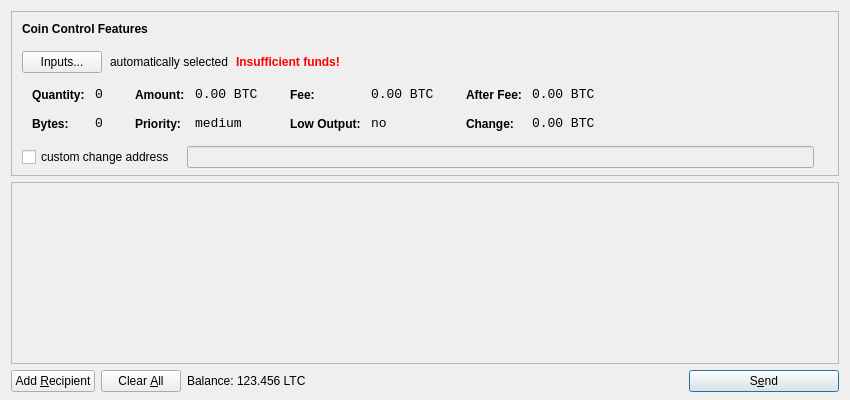
Qt form src/qt/forms/sendcoinsdialog.ui (ledvina/zencoin) before a commit.
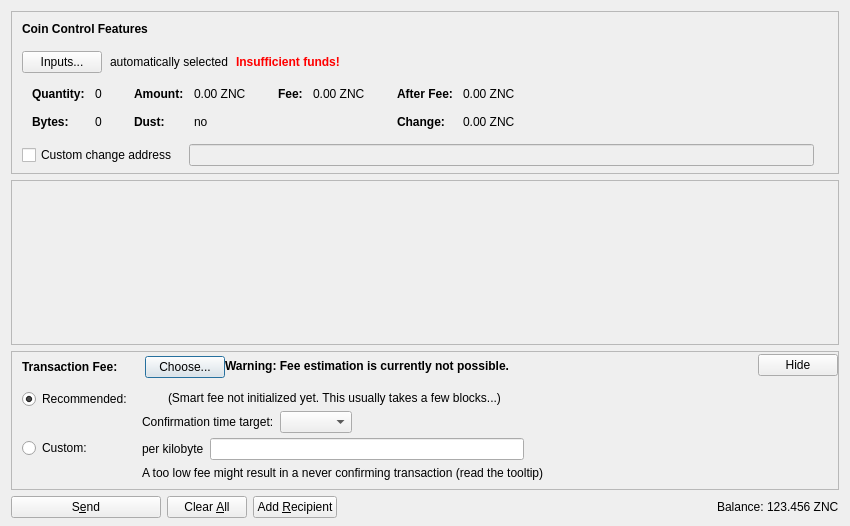
The same form after that commit. Icons and pictures are not drawn. Custom widgets are drawn as their Qt base class.

What changed in the file:
```diff
--- a/src/qt/forms/sendcoinsdialog.ui
+++ b/src/qt/forms/sendcoinsdialog.ui
@@ -7,13 +7,13 @@
     <x>0</x>
     <y>0</y>
     <width>850</width>
-    <height>400</height>
+    <height>526</height>
    </rect>
   </property>
   <property name="windowTitle">
    <string>Send Coins</string>
   </property>
-  <layout class="QVBoxLayout" name="verticalLayout" stretch="0,1,0">
+  <layout class="QVBoxLayout" name="verticalLayout" stretch="0,1,0,0">
    <property name="bottomMargin">
     <number>8</number>
    </property>
@@ -39,7 +39,7 @@
      </property>
      <layout class="QVBoxLayout" name="verticalLayoutCoinControl2">
       <property name="spacing">
-       <number>-1</number>
+       <number>0</number>
       </property>
       <property name="leftMargin">
        <number>0</number>
@@ -109,6 +109,9 @@
             <property name="text">
              <string>Inputs...</string>
             </property>
+            <property name="autoDefault">
+             <bool>false</bool>
+            </property>
            </widget>
           </item>
           <item>
@@ -173,7 +176,16 @@
            <string notr="true"/>
           </property>
           <layout class="QHBoxLayout" name="horizontalLayoutCoinControl5">
-           <property name="margin">
+           <property name="leftMargin">
+            <number>0</number>
+           </property>
+           <property name="topMargin">
+            <number>0</number>
+           </property>
+           <property name="rightMargin">
+            <number>0</number>
+           </property>
+           <property name="bottomMargin">
             <number>0</number>
            </property>
            <item>
@@ -206,8 +218,11 @@
                </property>
                <item row="0" column="0">
                 <widget class="QLabel" name="labelCoinControlQuantityText">
-                 <property name="styleSheet">
-                  <string notr="true">font-weight:bold;</string>
+                 <property name="font">
+                  <font>
+                   <weight>75</weight>
+                   <bold>true</bold>
+                  </font>
                  </property>
                  <property name="text">
                   <string>Quantity:</string>
@@ -219,12 +234,6 @@
                </item>
                <item row="0" column="1">
                 <widget class="QLabel" name="labelCoinControlQuantity">
-                 <property name="font">
-                  <font>
-                   <family>Monospace</family>
-                   <pointsize>10</pointsize>
-                  </font>
-                 </property>
                  <property name="cursor">
                   <cursorShape>IBeamCursor</cursorShape>
                  </property>
@@ -244,8 +253,11 @@
                </item>
                <item row="1" column="0">
                 <widget class="QLabel" name="labelCoinControlBytesText">
-                 <property name="styleSheet">
-                  <string notr="true">font-weight:bold;</string>
+                 <property name="font">
+                  <font>
+                   <weight>75</weight>
+                   <bold>true</bold>
+                  </font>
                  </property>
                  <property name="text">
                   <string>Bytes:</string>
@@ -254,12 +266,6 @@
                </item>
                <item row="1" column="1">
                 <widget class="QLabel" name="labelCoinControlBytes">
-                 <property name="font">
-                  <font>
-                   <family>Monospace</family>
-                   <pointsize>10</pointsize>
-                  </font>
-                 </property>
                  <property name="cursor">
                   <cursorShape>IBeamCursor</cursorShape>
                  </property>
@@ -295,8 +301,11 @@
                </property>
                <item row="0" column="0">
                 <widget class="QLabel" name="labelCoinControlAmountText">
-                 <property name="styleSheet">
-                  <string notr="true">font-weight:bold;</string>
+                 <property name="font">
+                  <font>
+                   <weight>75</weight>
+                   <bold>true</bold>
+                  </font>
                  </property>
                  <property name="text">
                   <string>Amount:</string>
@@ -308,12 +317,6 @@
                </item>
                <item row="0" column="1">
                 <widget class="QLabel" name="labelCoinControlAmount">
-                 <property name="font">
-                  <font>
-                   <family>Monospace</family>
-                   <pointsize>10</pointsize>
-                  </font>
-                 </property>
                  <property name="cursor">
                   <cursorShape>IBeamCursor</cursorShape>
                  </property>
@@ -321,7 +324,7 @@
                   <enum>Qt::ActionsContextMenu</enum>
                  </property>
                  <property name="text">
-                  <string notr="true">0.00 BTC</string>
+                  <string notr="true">0.00 ZNC</string>
                  </property>
                  <property name="textInteractionFlags">
                   <set>Qt::LinksAccessibleByMouse|Qt::TextSelectableByKeyboard|Qt::TextSelectableByMouse</set>
@@ -329,23 +332,20 @@
                 </widget>
                </item>
                <item row="1" column="0">
-                <widget class="QLabel" name="labelCoinControlPriorityText">
-                 <property name="styleSheet">
-                  <string notr="true">font-weight:bold;</string>
+                <widget class="QLabel" name="labelCoinControlLowOutputText">
+                 <property name="font">
+                  <font>
+                   <weight>75</weight>
+                   <bold>true</bold>
+                  </font>
                  </property>
                  <property name="text">
-                  <string>Priority:</string>
+                  <string>Dust:</string>
                  </property>
                 </widget>
                </item>
                <item row="1" column="1">
-                <widget class="QLabel" name="labelCoinControlPriority">
-                 <property name="font">
-                  <font>
-                   <family>Monospace</family>
-                   <pointsize>10</pointsize>
-                  </font>
-                 </property>
+                <widget class="QLabel" name="labelCoinControlLowOutput">
                  <property name="cursor">
                   <cursorShape>IBeamCursor</cursorShape>
                  </property>
@@ -353,7 +353,7 @@
                   <enum>Qt::ActionsContextMenu</enum>
                  </property>
                  <property name="text">
-                  <string>medium</string>
+                  <string notr="true">no</string>
                  </property>
                  <property name="textInteractionFlags">
                   <set>Qt::LinksAccessibleByMouse|Qt::TextSelectableByKeyboard|Qt::TextSelectableByMouse</set>
@@ -381,8 +381,11 @@
                </property>
                <item row="0" column="0">
                 <widget class="QLabel" name="labelCoinControlFeeText">
-                 <property name="styleSheet">
-                  <string notr="true">font-weight:bold;</string>
+                 <property name="font">
+                  <font>
+                   <weight>75</weight>
+                   <bold>true</bold>
+                  </font>
                  </property>
                  <property name="text">
                   <string>Fee:</string>
@@ -394,12 +397,6 @@
                </item>
                <item row="0" column="1">
                 <widget class="QLabel" name="labelCoinControlFee">
-                 <property name="font">
-                  <font>
-                   <family>Monospace</family>
-                   <pointsize>10</pointsize>
-                  </font>
-                 </property>
                  <property name="cursor">
                   <cursorShape>IBeamCursor</cursorShape>
                  </property>
@@ -407,39 +404,7 @@
                   <enum>Qt::ActionsContextMenu</enum>
                  </property>
                  <property name="text">
-                  <string notr="true">0.00 BTC</string>
-                 </property>
-                 <property name="textInteractionFlags">
-                  <set>Qt::LinksAccessibleByMouse|Qt::TextSelectableByKeyboard|Qt::TextSelectableByMouse</set>
-                 </property>
-                </widget>
-               </item>
-               <item row="1" column="0">
-                <widget class="QLabel" name="labelCoinControlLowOutputText">
-                 <property name="styleSheet">
-                  <string notr="true">font-weight:bold;</string>
-                 </property>
-                 <property name="text">
-                  <string>Low Output:</string>
-                 </property>
-                </widget>
-               </item>
-               <item row="1" column="1">
-                <widget class="QLabel" name="labelCoinControlLowOutput">
-                 <property name="font">
-                  <font>
-                   <family>Monospace</family>
-                   <pointsize>10</pointsize>
-                  </font>
-                 </property>
-                 <property name="cursor">
-                  <cursorShape>IBeamCursor</cursorShape>
-                 </property>
-                 <property name="contextMenuPolicy">
-                  <enum>Qt::ActionsContextMenu</enum>
-                 </property>
-                 <property name="text">
-                  <string>no</string>
+                  <string notr="true">0.00 ZNC</string>
                  </property>
                  <property name="textInteractionFlags">
                   <set>Qt::LinksAccessibleByMouse|Qt::TextSelectableByKeyboard|Qt::TextSelectableByMouse</set>
@@ -467,8 +432,11 @@
                </property>
                <item row="0" column="0">
                 <widget class="QLabel" name="labelCoinControlAfterFeeText">
-                 <property name="styleSheet">
-                  <string notr="true">font-weight:bold;</string>
+                 <property name="font">
+                  <font>
+                   <weight>75</weight>
+                   <bold>true</bold>
+                  </font>
                  </property>
                  <property name="text">
                   <string>After Fee:</string>
@@ -480,12 +448,6 @@
                </item>
                <item row="0" column="1">
                 <widget class="QLabel" name="labelCoinControlAfterFee">
-                 <property name="font">
-                  <font>
-                   <family>Monospace</family>
-                   <pointsize>10</pointsize>
-                  </font>
-                 </property>
                  <property name="cursor">
                   <cursorShape>IBeamCursor</cursorShape>
                  </property>
@@ -493,7 +455,7 @@
                   <enum>Qt::ActionsContextMenu</enum>
                  </property>
                  <property name="text">
-                  <string notr="true">0.00 BTC</string>
+                  <string notr="true">0.00 ZNC</string>
                  </property>
                  <property name="textInteractionFlags">
                   <set>Qt::LinksAccessibleByMouse|Qt::TextSelectableByKeyboard|Qt::TextSelectableByMouse</set>
@@ -502,8 +464,11 @@
                </item>
                <item row="1" column="0">
                 <widget class="QLabel" name="labelCoinControlChangeText">
-                 <property name="styleSheet">
-                  <string notr="true">font-weight:bold;</string>
+                 <property name="font">
+                  <font>
+                   <weight>75</weight>
+                   <bold>true</bold>
+                  </font>
                  </property>
                  <property name="text">
                   <string>Change:</string>
@@ -512,12 +477,6 @@
                </item>
                <item row="1" column="1">
                 <widget class="QLabel" name="labelCoinControlChange">
-                 <property name="font">
-                  <font>
-                   <family>Monospace</family>
-                   <pointsize>10</pointsize>
-                  </font>
-                 </property>
                  <property name="cursor">
                   <cursorShape>IBeamCursor</cursorShape>
                  </property>
@@ -525,7 +484,7 @@
                   <enum>Qt::ActionsContextMenu</enum>
                  </property>
                  <property name="text">
-                  <string notr="true">0.00 BTC</string>
+                  <string notr="true">0.00 ZNC</string>
                  </property>
                  <property name="textInteractionFlags">
                   <set>Qt::LinksAccessibleByMouse|Qt::TextSelectableByKeyboard|Qt::TextSelectableByMouse</set>
@@ -555,13 +514,16 @@
           </property>
           <item>
            <widget class="QCheckBox" name="checkBoxCoinControlChange">
+            <property name="toolTip">
+             <string>If this is activated, but the change address is empty or invalid, change will be sent to a newly generated address.</string>
+            </property>
             <property name="text">
-             <string>custom change address</string>
+             <string>Custom change address</string>
             </property>
            </widget>
           </item>
           <item>
-           <widget class="QLineEdit" name="lineEditCoinControlChange">
+           <widget class="QValidatedLineEdit" name="lineEditCoinControlChange">
             <property name="enabled">
              <bool>false</bool>
             </property>
@@ -626,11 +588,20 @@
         <x>0</x>
         <y>0</y>
         <width>830</width>
-        <height>165</height>
+        <height>104</height>
        </rect>
       </property>
-      <layout class="QVBoxLayout" name="verticalLayout_2">
-       <property name="margin">
+      <layout class="QVBoxLayout" name="verticalLayout_2" stretch="0,1">
+       <property name="leftMargin">
+        <number>0</number>
+       </property>
+       <property name="topMargin">
+        <number>0</number>
+       </property>
+       <property name="rightMargin">
+        <number>0</number>
+       </property>
+       <property name="bottomMargin">
         <number>0</number>
        </property>
        <item>
@@ -657,23 +628,497 @@
      </widget>
     </widget>
    </item>
+   <item>
+    <widget class="QFrame" name="frameFee">
+     <property name="sizePolicy">
+      <sizepolicy hsizetype="Expanding" vsizetype="Expanding">
+       <horstretch>0</horstretch>
+       <verstretch>0</verstretch>
+      </sizepolicy>
+     </property>
+     <property name="maximumSize">
+      <size>
+       <width>16777215</width>
+       <height>16777215</height>
+      </size>
+     </property>
+     <property name="frameShape">
+      <enum>QFrame::StyledPanel</enum>
+     </property>
+     <property name="frameShadow">
+      <enum>QFrame::Sunken</enum>
+     </property>
+     <layout class="QVBoxLayout" name="verticalLayoutFee1">
+      <property name="spacing">
+       <number>0</number>
+      </property>
+      <property name="leftMargin">
+       <number>0</number>
+      </property>
+      <property name="topMargin">
+       <number>0</number>
+      </property>
+      <property name="rightMargin">
+       <number>0</number>
+      </property>
+      <property name="bottomMargin">
+       <number>0</number>
+      </property>
+      <item>
+       <layout class="QVBoxLayout" name="verticalLayoutFee2" stretch="0,0,0">
+        <property name="spacing">
+         <number>0</number>
+        </property>
+        <property name="leftMargin">
+         <number>10</number>
+        </property>
+        <property name="topMargin">
+         <number>0</number>
+        </property>
+        <item>
+         <layout class="QHBoxLayout" name="horizontalLayoutFee1">
+          <property name="bottomMargin">
+           <number>0</number>
+          </property>
+          <item>
+           <layout class="QVBoxLayout" name="verticalLayoutFee7">
+            <property name="spacing">
+             <number>0</number>
+            </property>
+            <item>
+             <spacer name="verticalSpacerSmartFee">
+              <property name="orientation">
+               <enum>Qt::Vertical</enum>
+              </property>
+              <property name="sizeType">
+               <enum>QSizePolicy::Fixed</enum>
+              </property>
+              <property name="sizeHint" stdset="0">
+               <size>
+                <width>1</width>
+                <height>4</height>
+               </size>
+              </property>
+             </spacer>
+            </item>
+            <item>
+             <layout class="QHBoxLayout" name="horizontalLayoutSmartFee">
+              <property name="spacing">
+               <number>10</number>
+              </property>
+              <item>
+               <widget class="QLabel" name="labelFeeHeadline">
+                <property name="sizePolicy">
+                 <sizepolicy hsizetype="Preferred" vsizetype="Maximum">
+                  <horstretch>0</horstretch>
+                  <verstretch>0</verstretch>
+                 </sizepolicy>
+                </property>
+                <property name="font">
+                 <font>
+                  <weight>75</weight>
+                  <bold>true</bold>
+                 </font>
+                </property>
+                <property name="styleSheet">
+                 <string notr="true">font-weight:bold;</string>
+                </property>
+                <property name="text">
+                 <string>Transaction Fee:</string>
+                </property>
+               </widget>
+              </item>
+              <item>
+               <widget class="QLabel" name="labelFeeMinimized">
+                <property name="text">
+                 <string/>
+                </property>
+               </widget>
+              </item>
+              <item>
+               <widget class="QPushButton" name="buttonChooseFee">
+                <property name="text">
+                 <string>Choose...</string>
+                </property>
+               </widget>
+              </item>
+             </layout>
+            </item>
+            <item>
+             <spacer name="verticalSpacer_5">
+              <property name="orientation">
+               <enum>Qt::Vertical</enum>
+              </property>
+              <property name="sizeHint" stdset="0">
+               <size>
+                <width>1</width>
+                <height>1</height>
+               </size>
+              </property>
+             </spacer>
+            </item>
+           </layout>
+          </item>
+          <item>
+           <widget class="QLabel" name="fallbackFeeWarningLabel">
+            <property name="toolTip">
+             <string>Using the fallbackfee can result in sending a transaction that will take several hours or days (or never) to confirm. Consider choosing your fee manually or wait until you have validated the complete chain.</string>
+            </property>
+            <property name="font">
+            <font>
+                <weight>75</weight>
+                <bold>true</bold>
+            </font>
+            </property>
+            <property name="text">
+             <string>Warning: Fee estimation is currently not possible.</string>
+            </property>
+            <property name="wordWrap">
+             <bool>false</bool>
+            </property>
+           </widget>
+          </item>
+          <item>
+           <spacer name="horizontalSpacer_4">
+            <property name="orientation">
+             <enum>Qt::Horizontal</enum>
+            </property>
+            <property name="sizeType">
+             <enum>QSizePolicy::MinimumExpanding</enum>
+            </property>
+            <property name="sizeHint" stdset="0">
+             <size>
+              <width>40</width>
+              <height>20</height>
+             </size>
+            </property>
+           </spacer>
+          </item>
+          <item>
+           <widget class="QPushButton" name="buttonMinimizeFee">
+            <property name="toolTip">
+             <string>collapse fee-settings</string>
+            </property>
+            <property name="text">
+             <string>Hide</string>
+            </property>
+           </widget>
+          </item>
+         </layout>
+        </item>
+        <item>
+         <widget class="QFrame" name="frameFeeSelection">
+          <layout class="QVBoxLayout" name="verticalLayoutFee12">
+           <property name="spacing">
+            <number>0</number>
+           </property>
+           <property name="leftMargin">
+            <number>0</number>
+           </property>
+           <property name="topMargin">
+            <number>0</number>
+           </property>
+           <property name="rightMargin">
+            <number>0</number>
+           </property>
+           <property name="bottomMargin">
+            <number>0</number>
+           </property>
+           <item>
+            <layout class="QGridLayout" name="gridLayoutFee">
+             <property name="topMargin">
+              <number>10</number>
+             </property>
+             <property name="bottomMargin">
+              <number>4</number>
+             </property>
+             <property name="horizontalSpacing">
+              <number>10</number>
+             </property>
+             <property name="verticalSpacing">
+              <number>4</number>
+             </property>
+             <item row="1" column="1">
+              <layout class="QVBoxLayout" name="verticalLayoutFee8">
+               <property name="spacing">
+                <number>6</number>
+               </property>
+               <item>
+                <layout class="QHBoxLayout" name="horizontalLayoutFee13">
+                 <item>
+                  <widget class="QLabel" name="labelCustomPerKilobyte">
+                   <property name="toolTip">
+                    <string>Specify a custom fee per kB (1,000 bytes) of the transaction's virtual size.
+
+Note:  Since the fee is calculated on a per-byte basis, a fee of "100 satoshis per kB" for a transaction size of 500 bytes (half of 1 kB) would ultimately yield a fee of only 50 satoshis.</string>
+                   </property>
+                   <property name="text">
+                    <string>per kilobyte</string>
+                   </property>
+                  </widget>
+                 </item>
+                 <item>
+                  <widget class="BitcoinAmountField" name="customFee"/>
+                 </item>
+                 <item>
+                  <spacer name="horizontalSpacer_6">
+                   <property name="orientation">
+                    <enum>Qt::Horizontal</enum>
+                   </property>
+                   <property name="sizeHint" stdset="0">
+                    <size>
+                     <width>1</width>
+                     <height>1</height>
+                    </size>
+                   </property>
+                  </spacer>
+                 </item>
+                </layout>
+               </item>
+               <item>
+                <layout class="QHBoxLayout" name="horizontalLayoutFee8">
+                 <item>
+                  <widget class="QLabel" name="labelCustomFeeWarning">
+                   <property name="enabled">
+                    <bool>true</bool>
+                   </property>
+                   <property name="toolTip">
+                    <string>When there is less transaction volume than space in the blocks, miners as well as relaying nodes may enforce a minimum fee. Paying only this minimum fee is just fine, but be aware that this can result in a never confirming transaction once there is more demand for zencoin transactions than the network can process.</string>
+                   </property>
+                   <property name="text">
+                    <string>A too low fee might result in a never confirming transaction (read the tooltip)</string>
+                   </property>
+                  </widget>
+                 </item>
+                 <item>
+                  <spacer name="horizontalSpacer_2">
+                   <property name="orientation">
+                    <enum>Qt::Horizontal</enum>
+                   </property>
+                   <property name="sizeHint" stdset="0">
+                    <size>
+                     <width>1</width>
+                     <height>1</height>
+                    </size>
+                   </property>
+                  </spacer>
+                 </item>
+                </layout>
+               </item>
+              </layout>
+             </item>
+             <item row="0" column="0">
+              <layout class="QVBoxLayout" name="verticalLayoutFee4" stretch="0,1">
+               <item>
+                <widget class="QRadioButton" name="radioSmartFee">
+                 <property name="text">
+                  <string>Recommended:</string>
+                 </property>
+                 <property name="checked">
+                  <bool>true</bool>
+                 </property>
+                 <attribute name="buttonGroup">
+                  <string notr="true">groupFee</string>
+                 </attribute>
+                </widget>
+               </item>
+               <item>
+                <spacer name="verticalSpacer_2">
+                 <property name="orientation">
+                  <enum>Qt::Vertical</enum>
+                 </property>
+                 <property name="sizeHint" stdset="0">
+                  <size>
+                   <width>1</width>
+                   <height>1</height>
+                  </size>
+                 </property>
+                </spacer>
+               </item>
+              </layout>
+             </item>
+             <item row="1" column="0">
+              <layout class="QVBoxLayout" name="verticalLayoutFee9" stretch="0,1">
+               <item>
+                <widget class="QRadioButton" name="radioCustomFee">
+                 <property name="text">
+                  <string>Custom:</string>
+                 </property>
+                 <attribute name="buttonGroup">
+                  <string notr="true">groupFee</string>
+                 </attribute>
+                </widget>
+               </item>
+               <item>
+                <spacer name="verticalSpacer_6">
+                 <property name="orientation">
+                  <enum>Qt::Vertical</enum>
+                 </property>
+                 <property name="sizeHint" stdset="0">
+                  <size>
+                   <width>1</width>
+                   <height>1</height>
+                  </size>
+                 </property>
+                </spacer>
+               </item>
+              </layout>
+             </item>
+             <item row="0" column="1">
+              <layout class="QVBoxLayout" name="verticalLayoutFee3" stretch="0,0,1">
+               <property name="spacing">
+                <number>6</number>
+               </property>
+               <property name="topMargin">
+                <number>2</number>
+               </property>
+               <item>
+                <layout class="QHBoxLayout" name="horizontalLayoutFee12">
+                 <item>
+                  <widget class="QLabel" name="labelSmartFee">
+                   <property name="text">
+                    <string/>
+                   </property>
+                  </widget>
+                 </item>
+                 <item>
+                  <widget class="QLabel" name="labelFeeEstimation">
+                   <property name="text">
+                    <string/>
+                   </property>
+                  </widget>
+                 </item>
+                 <item>
+                  <widget class="QLabel" name="labelSmartFee2">
+                   <property name="text">
+                    <string>(Smart fee not initialized yet. This usually takes a few blocks...)</string>
+                   </property>
+                  </widget>
+                 </item>
+                 <item>
+                  <spacer name="horizontalSpacer_5">
+                   <property name="orientation">
+                    <enum>Qt::Horizontal</enum>
+                   </property>
+                   <property name="sizeHint" stdset="0">
+                    <size>
+                     <width>1</width>
+                     <height>1</height>
+                    </size>
+                   </property>
+                  </spacer>
+                 </item>
+                </layout>
+               </item>
+               <item>
+                <layout class="QHBoxLayout" name="horizontalLayoutFee9">
+                 <item>
+                  <layout class="QVBoxLayout" name="verticalLayoutFee6">
+                   <item>
+                    <widget class="QLabel" name="labelSmartFee3">
+                     <property name="text">
+                      <string>Confirmation time target:</string>
+                     </property>
+                    </widget>
+                   </item>
+                  </layout>
+                 </item>
+                 <item>
+                  <layout class="QVBoxLayout" name="verticalLayoutFee5">
+                   <property name="rightMargin">
+                    <number>30</number>
+                   </property>
+                   <item>
+                    <layout class="QHBoxLayout" name="horizontalLayoutConfTarget">
+                     <property name="bottomMargin">
+                      <number>0</number>
+                     </property>
+                     <item>
+                      <widget class="QComboBox" name="confTargetSelector"/>
+                     </item>
+                     <item>
+                      <spacer name="horizontalSpacerConfTarget">
+                       <property name="orientation">
+                        <enum>Qt::Horizontal</enum>
+                       </property>
+                       <property name="sizeHint" stdset="0">
+                        <size>
+                         <width>40</width>
+                         <height>20</height>
+                        </size>
+                       </property>
+                      </spacer>
+                     </item>
+                    </layout>
+                   </item>
+                  </layout>
+                 </item>
+                </layout>
+               </item>
+               <item>
+                <spacer name="verticalSpacer_4">
+                 <property name="orientation">
+                  <enum>Qt::Vertical</enum>
+                 </property>
+                 <property name="sizeHint" stdset="0">
+                  <size>
+                   <width>1</width>
+                   <height>1</height>
+                  </size>
+                 </property>
+                </spacer>
+               </item>
+              </layout>
+             </item>
+            </layout>
+           </item>
+          </layout>
+         </widget>
+        </item>
+        <item>
+         <spacer name="verticalSpacerFee">
+          <property name="orientation">
+           <enum>Qt::Vertical</enum>
+          </property>
+          <property name="sizeHint" stdset="0">
+           <size>
+            <width>40</width>
+            <height>5</height>
+           </size>
+          </property>
+         </spacer>
+        </item>
+       </layout>
+      </item>
+     </layout>
+    </widget>
+   </item>
    <item>
     <layout class="QHBoxLayout" name="horizontalLayout">
      <item>
-      <widget class="QPushButton" name="addButton">
+      <widget class="QPushButton" name="sendButton">
+       <property name="minimumSize">
+        <size>
+         <width>150</width>
+         <height>0</height>
+        </size>
+       </property>
        <property name="toolTip">
-        <string>Send to multiple recipients at once</string>
+        <string>Confirm the send action</string>
        </property>
        <property name="text">
-        <string>Add &amp;Recipient</string>
+        <string>S&amp;end</string>
        </property>
        <property name="icon">
         <iconset resource="../bitcoin.qrc">
-         <normaloff>:/icons/add</normaloff>:/icons/add</iconset>
+         <normaloff>:/icons/send</normaloff>:/icons/send</iconset>
        </property>
        <property name="autoDefault">
         <bool>false</bool>
        </property>
+       <property name="default">
+        <bool>false</bool>
+       </property>
       </widget>
      </item>
      <item>
@@ -685,7 +1130,7 @@
         </sizepolicy>
        </property>
        <property name="toolTip">
-        <string>Remove all transaction fields</string>
+        <string>Clear all fields of the form.</string>
        </property>
        <property name="text">
         <string>Clear &amp;All</string>
@@ -694,14 +1139,41 @@
         <iconset resource="../bitcoin.qrc">
          <normaloff>:/icons/remove</normaloff>:/icons/remove</iconset>
        </property>
-       <property name="autoRepeatDelay">
-        <number>300</number>
+       <property name="autoDefault">
+        <bool>false</bool>
        </property>
+      </widget>
+     </item>
+     <item>
+      <widget class="QPushButton" name="addButton">
+       <property name="toolTip">
+        <string>Send to multiple recipients at once</string>
+       </property>
+       <property name="text">
+        <string>Add &amp;Recipient</string>
+       </property>
+       <property name="icon">
+        <iconset resource="../bitcoin.qrc">
+         <normaloff>:/icons/add</normaloff>:/icons/add</iconset>
+       </property>
        <property name="autoDefault">
         <bool>false</bool>
        </property>
       </widget>
      </item>
+     <item>
+      <spacer name="horizontalSpacer">
+       <property name="orientation">
+        <enum>Qt::Horizontal</enum>
+       </property>
+       <property name="sizeHint" stdset="0">
+        <size>
+         <width>40</width>
+         <height>20</height>
+        </size>
+       </property>
+      </spacer>
+     </item>
      <item>
       <layout class="QHBoxLayout" name="horizontalLayout_2">
        <property name="spacing">
@@ -709,6 +1181,12 @@
        </property>
        <item>
         <widget class="QLabel" name="label">
+         <property name="sizePolicy">
+          <sizepolicy hsizetype="Preferred" vsizetype="Fixed">
+           <horstretch>0</horstretch>
+           <verstretch>0</verstretch>
+          </sizepolicy>
+         </property>
          <property name="text">
           <string>Balance:</string>
          </property>
@@ -716,11 +1194,17 @@
        </item>
        <item>
         <widget class="QLabel" name="labelBalance">
+         <property name="sizePolicy">
+          <sizepolicy hsizetype="Preferred" vsizetype="Fixed">
+           <horstretch>0</horstretch>
+           <verstretch>0</verstretch>
+          </sizepolicy>
+         </property>
          <property name="cursor">
           <cursorShape>IBeamCursor</cursorShape>
          </property>
          <property name="text">
-          <string>123.456 LTC</string>
+          <string notr="true">123.456 ZNC</string>
          </property>
          <property name="textInteractionFlags">
           <set>Qt::LinksAccessibleByMouse|Qt::TextSelectableByKeyboard|Qt::TextSelectableByMouse</set>
@@ -729,46 +1213,23 @@
        </item>
       </layout>
      </item>
-     <item>
-      <spacer name="horizontalSpacer">
-       <property name="orientation">
-        <enum>Qt::Horizontal</enum>
-       </property>
-       <property name="sizeHint" stdset="0">
-        <size>
-         <width>40</width>
-         <height>20</height>
-        </size>
-       </property>
-      </spacer>
-     </item>
-     <item>
-      <widget class="QPushButton" name="sendButton">
-       <property name="minimumSize">
-        <size>
-         <width>150</width>
-         <height>0</height>
-        </size>
-       </property>
-       <property name="toolTip">
-        <string>Confirm the send action</string>
-       </property>
-       <property name="text">
-        <string>S&amp;end</string>
-       </property>
-       <property name="icon">
-        <iconset resource="../bitcoin.qrc">
-         <normaloff>:/icons/send</normaloff>:/icons/send</iconset>
-       </property>
-       <property name="default">
-        <bool>true</bool>
-       </property>
-      </widget>
-     </item>
     </layout>
    </item>
   </layout>
  </widget>
+ <customwidgets>
+  <customwidget>
+   <class>QValidatedLineEdit</class>
+   <extends>QLineEdit</extends>
+   <header>qt/qvalidatedlineedit.h</header>
+  </customwidget>
+  <customwidget>
+   <class>BitcoinAmountField</class>
+   <extends>QLineEdit</extends>
+   <header>qt/bitcoinamountfield.h</header>
+   <container>1</container>
+  </customwidget>
+ </customwidgets>
  <resources>
   <include location="../bitcoin.qrc"/>
  </resources>
```
Left out of the diff: 3 changed lines with no effect on the pictures.
